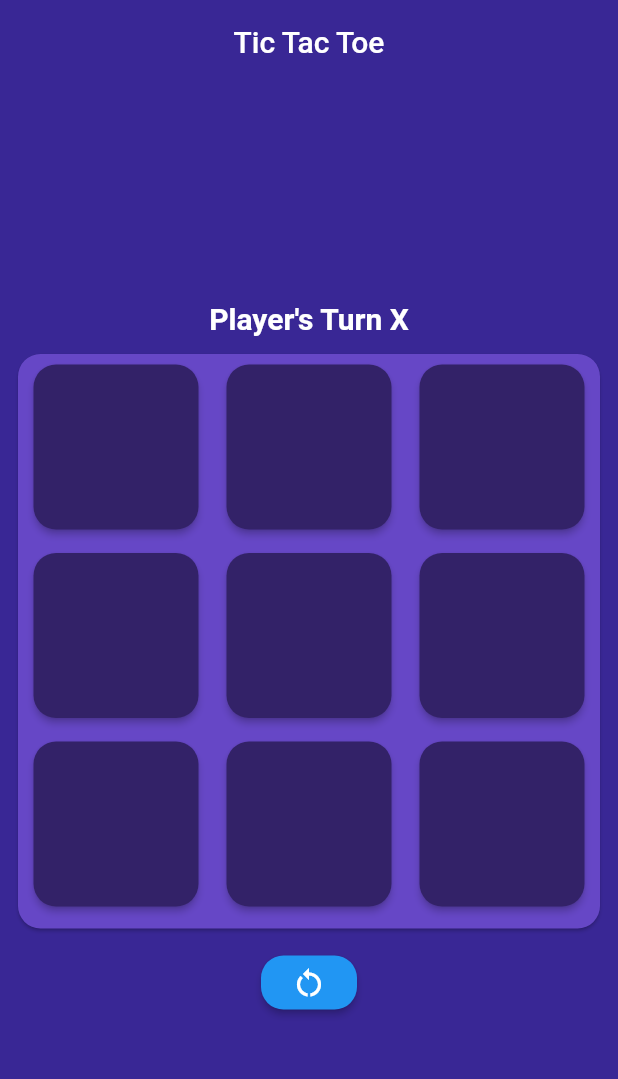
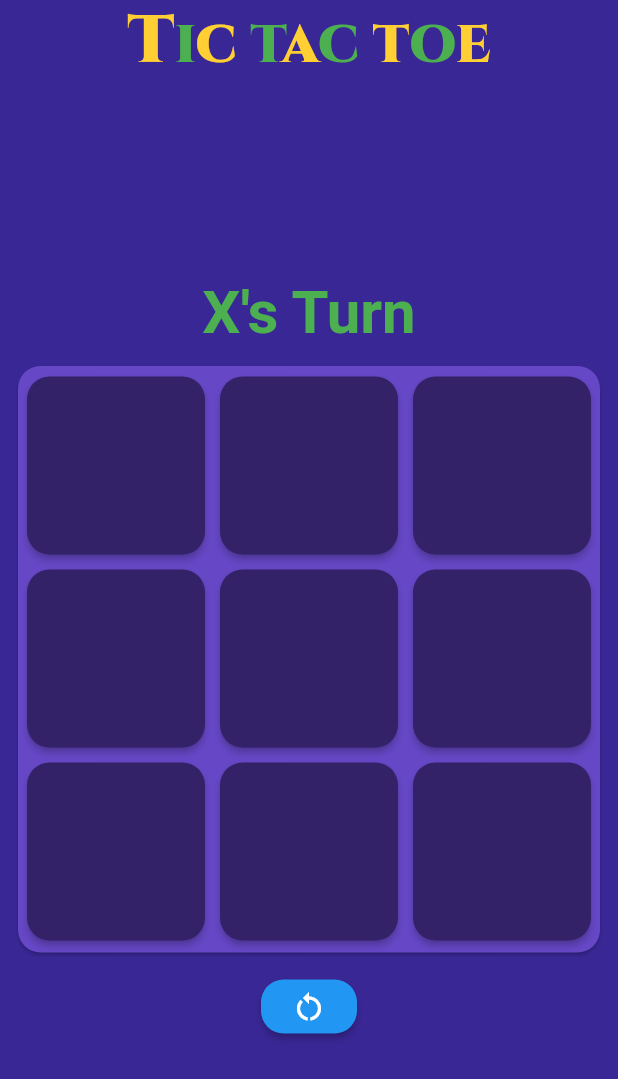
Before and after one commit to Nitin-Singh18/Tic-Tac-Toe-Game-Flutter-, a Flutter app: the screen it shows after launch, on a phone screen of 412 x 824 dp. Shown: the top 1079 px of the screen. Run offline on Flutter 3.47's test engine with Material 2 defaults, Android fonts, the phone set to English and light mode, and no system bars; our stand-ins replace google_fonts.

Commit message:
UI Changed

```diff
--- a/lib/customdialog.dart
+++ b/lib/customdialog.dart
@@ -1,27 +1,39 @@
+// ignore_for_file: prefer_const_constructors
+
 import 'package:flutter/material.dart';
 
 class CustomDialog extends StatelessWidget {
   const CustomDialog(
       {Key? key,
       required this.title,
-      required this.content,
       required this.callback,
       this.actionText = "Restart"})
       : super(key: key);
   final title;
-  final content;
+
   final VoidCallback callback;
   final actionText;
 
   @override
   Widget build(BuildContext context) {
     return AlertDialog(
-      title: Text(title),
-      content: Text(content),
-      backgroundColor: Colors.white,
+      title: Text(
+        title,
+        textAlign: TextAlign.center,
+        style: TextStyle(fontWeight: FontWeight.bold, fontSize: 25),
+      ),
+      shape: RoundedRectangleBorder(borderRadius: BorderRadius.circular(20)),
+      backgroundColor: Colors.yellow[900],
       actions: [
         Center(
-            child: ElevatedButton(onPressed: callback, child: Text(actionText)))
+            child: ElevatedButton(
+                style: ButtonStyle(
+                    backgroundColor:
+                        MaterialStateProperty.all(Color(0xff332268)),
+                    shape: MaterialStateProperty.all(RoundedRectangleBorder(
+                        borderRadius: BorderRadius.circular(15)))),
+                onPressed: callback,
+                child: Text(actionText)))
       ],
     );
   }
--- a/lib/page/homepage.dart
+++ b/lib/page/homepage.dart
@@ -1,7 +1,7 @@
-// ignore_for_file: prefer_const_constructors, deprecated_member_use, prefer_collection_literals, prefer_typing_uninitialized_variables
+// ignore_for_file: prefer_const_constructors, deprecated_member_use, prefer_collection_literals, prefer_typing_uninitialized_variables, prefer_const_literals_to_create_immutables
 
 import 'package:flutter/material.dart';
-
+import 'package:google_fonts/google_fonts.dart';
 import '../button_class.dart';
 import '../customdialog.dart';
 
@@ -17,7 +17,7 @@ class _HomePageState extends State<HomePage> {
   var player1;
   var player2;
   var acitvePlayer;
-  var t = "X";
+  var turn = "X";
 
   @override
   void initState() {
@@ -29,7 +29,7 @@ class _HomePageState extends State<HomePage> {
     player1 = [];
     player2 = [];
     acitvePlayer = 1;
-    t;
+
     var gameButtons = <GameButton>[
       GameButton(id: 1),
       GameButton(id: 2),
@@ -48,16 +48,18 @@ class _HomePageState extends State<HomePage> {
     setState(() {
       if (acitvePlayer == 1) {
         gb.text = "X";
-        gb.bgc = Color(0xffe81750);
+        // gb.bgc = Color(0xffe81750);
+        gb.bgc = Color(0xff4caf50);
+
         acitvePlayer = 2;
-        t = "O";
+        turn = "O";
         player1.add(gb.id);
       } else {
         gb.text = "O";
         gb.bgc = Color(0xffffcf34);
         acitvePlayer = 1;
         player2.add(gb.id);
-        t = "X";
+        turn = "X";
       }
 
       gb.enabled = false;
@@ -127,16 +129,14 @@ class _HomePageState extends State<HomePage> {
         showDialog(
             context: context,
             builder: (_) => CustomDialog(
-                title: "Player 1 Won",
-                content: "Press the reset button to start again",
-                callback: resetGame));
+                title: "Congrats \n Player X Won", callback: resetGame));
       } else {
         showDialog(
             context: context,
             builder: (_) => CustomDialog(
                   title: "Player 2 Won",
-                content: "Press the reset button to start again",
-                callback: resetGame));
+                  callback: resetGame,
+                ));
       }
     }
     return winner;
@@ -146,7 +146,7 @@ class _HomePageState extends State<HomePage> {
     if (Navigator.canPop(context)) Navigator.pop(context);
     setState(() {
       buttonList = doINit();
-      t = "X";
+      turn = "X";
     });
   }
 
@@ -155,7 +155,80 @@ class _HomePageState extends State<HomePage> {
     return Scaffold(
       backgroundColor: Color(0xff392795),
       appBar: AppBar(
-        title: Text("Tic Tac Toe"),
+        title: RichText(
+          text: TextSpan(
+            children: <TextSpan>[
+              TextSpan(
+                text: "T",
+                style: GoogleFonts.cinzel(
+                  textStyle: TextStyle(
+                    color: Color(0xffffcf34),
+                    fontSize: 45,
+                    fontWeight: FontWeight.w900,
+                  ),
+                ),
+              ),
+              TextSpan(
+                text: "I",
+                style: GoogleFonts.cinzel(
+                  textStyle: TextStyle(
+                      color: Color(0xff4caf50),
+                      fontSize: 35,
+                      fontWeight: FontWeight.w900),
+                ),
+              ),
+              TextSpan(
+                  text: "C ",
+                  style: GoogleFonts.cinzel(
+                      textStyle: TextStyle(
+                          color: Color(0xffffcf34),
+                          fontSize: 35,
+                          fontWeight: FontWeight.w900))),
+              TextSpan(
+                  text: "T",
+                  style: GoogleFonts.cinzel(
+                      textStyle: TextStyle(
+                          color: Color(0xff4caf50),
+                          fontSize: 35,
+                          fontWeight: FontWeight.w900))),
+              TextSpan(
+                  text: "A",
+                  style: GoogleFonts.cinzel(
+                      textStyle: TextStyle(
+                          color: Color(0xffffcf34),
+                          fontSize: 35,
+                          fontWeight: FontWeight.w900))),
+              TextSpan(
+                  text: "C",
+                  style: GoogleFonts.cinzel(
+                      textStyle: TextStyle(
+                          color: Color(0xff4caf50),
+                          fontSize: 35,
+                          fontWeight: FontWeight.w900))),
+              TextSpan(
+                  text: " T",
+                  style: GoogleFonts.cinzel(
+                      textStyle: TextStyle(
+                          color: Color(0xffffcf34),
+                          fontSize: 35,
+                          fontWeight: FontWeight.w900))),
+              TextSpan(
+                  text: "O",
+                  style: GoogleFonts.cinzel(
+                      textStyle: TextStyle(
+                          color: Color(0xff4caf50),
+                          fontSize: 35,
+                          fontWeight: FontWeight.w900))),
+              TextSpan(
+                  text: "E",
+                  style: GoogleFonts.cinzel(
+                      textStyle: TextStyle(
+                          color: Color(0xffffcf34),
+                          fontSize: 35,
+                          fontWeight: FontWeight.w900))),
+            ],
+          ),
+        ),
         centerTitle: true,
         backgroundColor: Color(0xff392795),
         elevation: 0,
@@ -164,9 +237,11 @@ class _HomePageState extends State<HomePage> {
         mainAxisAlignment: MainAxisAlignment.center,
         children: [
           Text(
-            "Player's Turn $t",
+            "$turn's Turn",
             style: TextStyle(
-                fontSize: 20, fontWeight: FontWeight.bold, color: Colors.white),
+                fontSize: 40,
+                fontWeight: FontWeight.bold,
+                color: turn == "X" ? Color(0xff4caf50) : Color(0xffffcf34)),
           ),
           Padding(
             padding: const EdgeInsets.all(8.0),
@@ -175,18 +250,17 @@ class _HomePageState extends State<HomePage> {
               shape: RoundedRectangleBorder(
                   borderRadius: BorderRadius.circular(15)),
               child: Padding(
-                padding: const EdgeInsets.only(top: 7, left: 3, right: 3),
+                padding:
+                    const EdgeInsets.only(top: 7, left: 6, right: 6, bottom: 8),
                 child: GridView.builder(
                   shrinkWrap: true,
                   gridDelegate: SliverGridDelegateWithFixedCrossAxisCount(
                       crossAxisCount: 3,
-                      crossAxisSpacing: 4,
-                      mainAxisSpacing: 1),
+                      crossAxisSpacing: 10,
+                      mainAxisSpacing: 10),
                   itemCount: buttonList.length,
                   itemBuilder: (BuildContext context, int index) {
-                    return Column(
-                      children: [
-                        SizedBox(
+                    return SizedBox(
                       height: 110,
                       width: 110,
                       child: ElevatedButton(
@@ -199,12 +273,11 @@ class _HomePageState extends State<HomePage> {
                           }
                         },
                         style: ButtonStyle(
-                                backgroundColor: MaterialStateProperty.all(
-                                    Color(0xff332268)),
+                            backgroundColor:
+                                MaterialStateProperty.all(Color(0xff332268)),
                             shape: MaterialStateProperty.all(
                                 RoundedRectangleBorder(
-                                        borderRadius:
-                                            BorderRadius.circular(15)))),
+                                    borderRadius: BorderRadius.circular(15)))),
                         child: Text(
                           buttonList[index].text,
                           style: TextStyle(
@@ -213,8 +286,6 @@ class _HomePageState extends State<HomePage> {
                               color: buttonList[index].bgc),
                         ),
                       ),
-                        ),
-                      ],
                     );
                   },
                 ),
--- a/pubspec.yaml
+++ b/pubspec.yaml
@@ -34,6 +34,7 @@ dependencies:
   # The following adds the Cupertino Icons font to your application.
   # Use with the CupertinoIcons class for iOS style icons.
   cupertino_icons: ^1.0.2
+  google_fonts: ^2.2.0
 
 dev_dependencies:
   flutter_test:
```
Also changed, not shown: pubspec.lock. Lines whose indentation alone changed are shown as unchanged.
